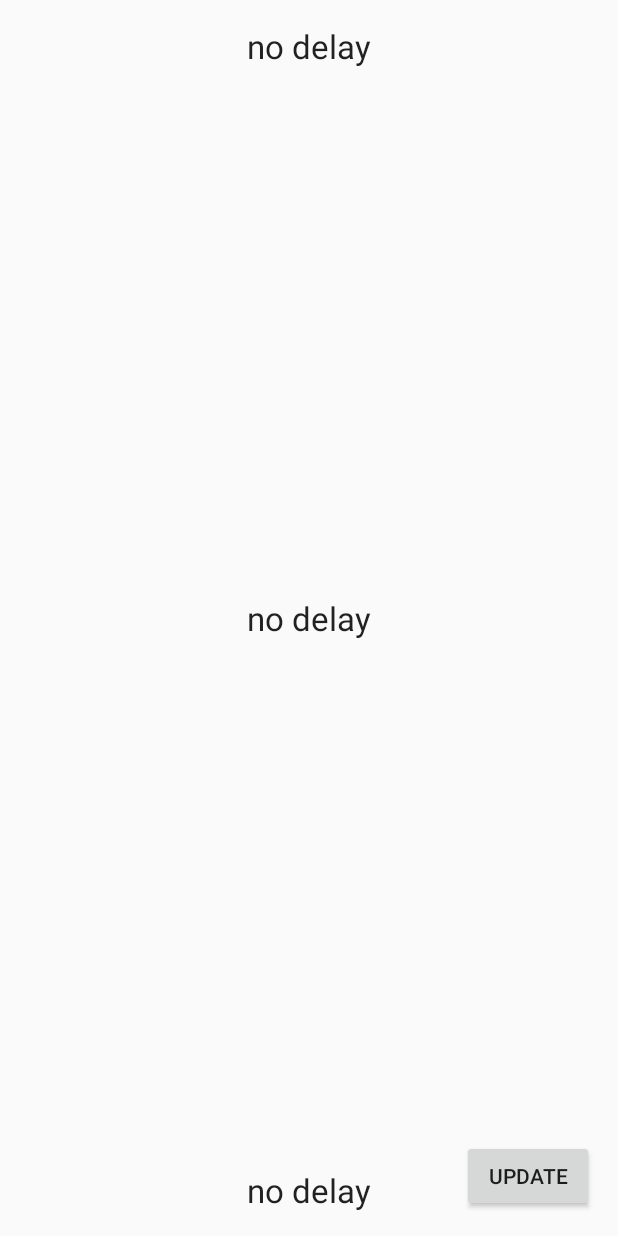
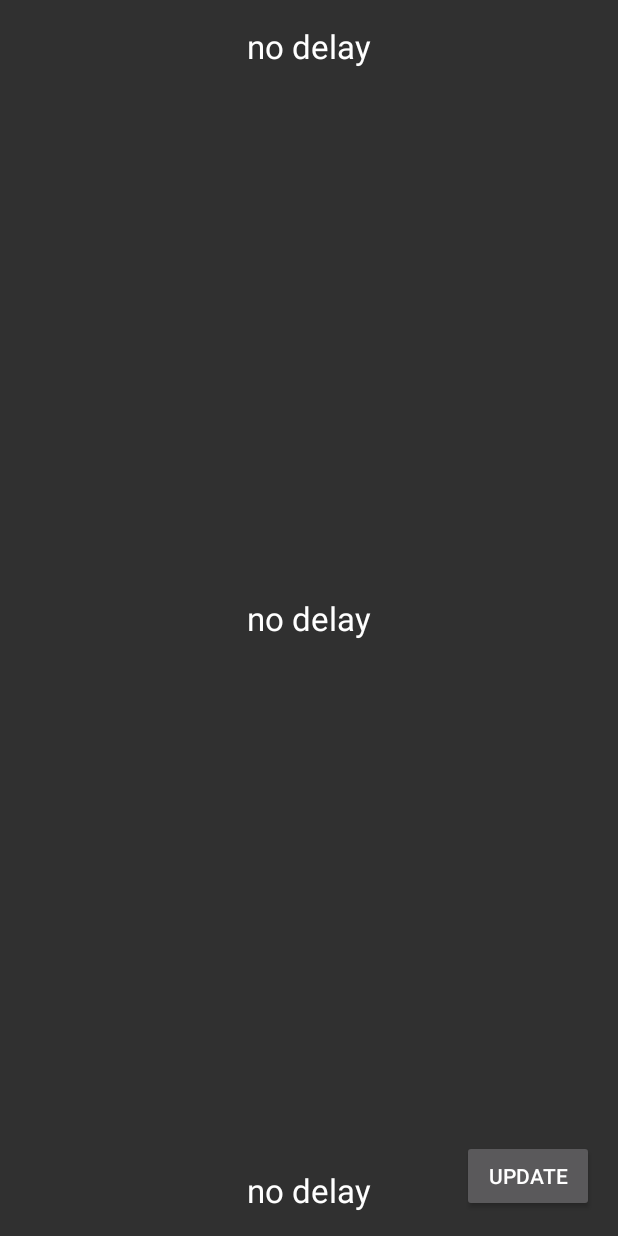
Before and after one commit to S-Kantor/OntarioBorderWaitTimes, an Android app: the screen it shows after launch (MainActivity), on a phone screen of 412 x 824 dp. Run offline under Robolectric (Android 15) with nearby library versions, the phone set to English and light mode, and no system bars.

Commit message:
Changed the app theme

```diff
--- a/BorderWaitTimes/app/src/main/res/values/styles.xml
+++ b/BorderWaitTimes/app/src/main/res/values/styles.xml
@@ -1,7 +1,7 @@
 <resources>
 
     <!-- Base application theme. -->
-    <style name="AppTheme" parent="Theme.AppCompat.Light.DarkActionBar">
+    <style name="AppTheme" parent="Theme.AppCompat.DialogWhenLarge">
         <!-- Customize your theme here. -->
         <item name="colorPrimary">@color/colorPrimary</item>
         <item name="colorPrimaryDark">@color/colorPrimaryDark</item>
```
Also changed, not shown: BorderWaitTimes/app/src/main/AndroidManifest.xml (+4 -3 lines).
